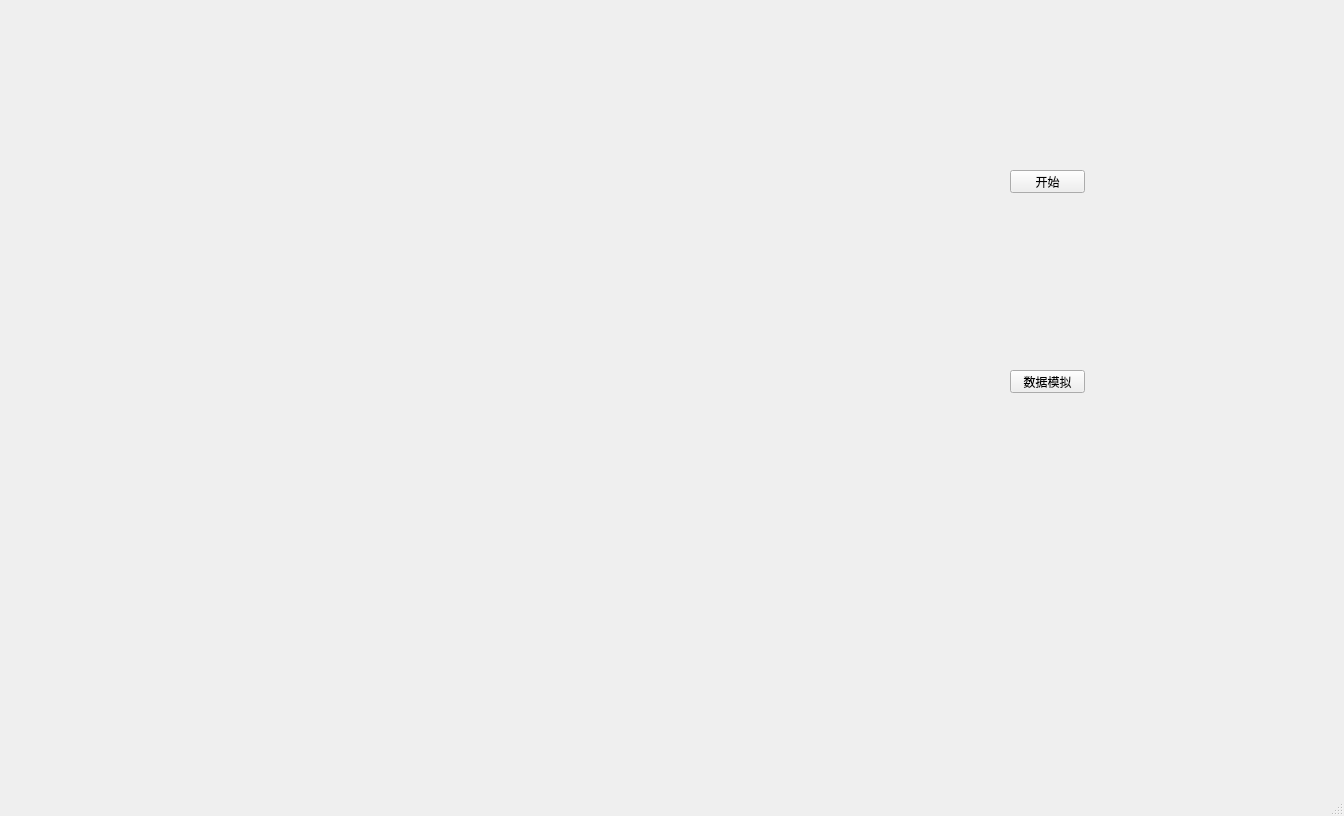
zy-mine/qtpaint, file mainwindow.ui: the form before one commit.
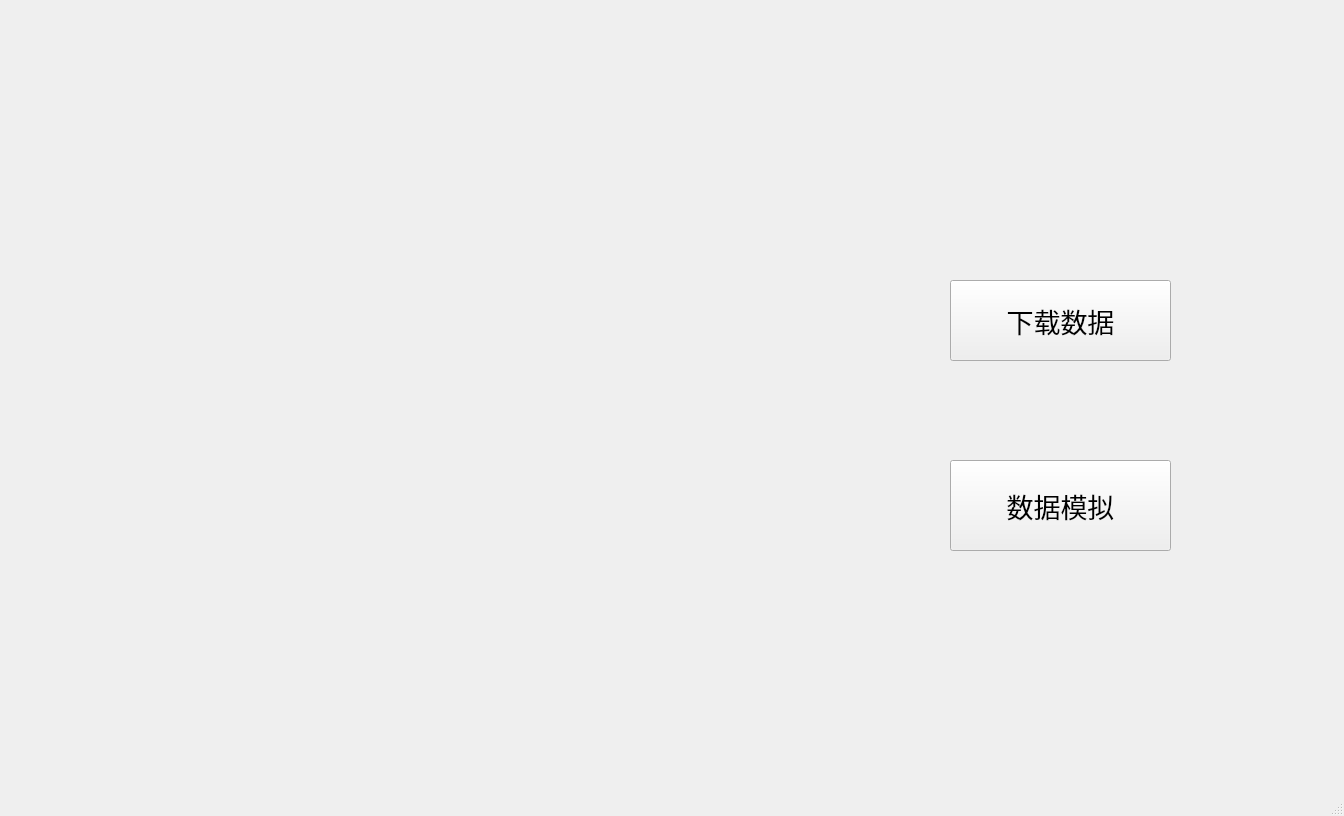
The form after the commit. Custom widgets are drawn as their Qt base class.

Commit message: 美化了界面和按钮

The edit to the form file:
```diff
--- a/mainwindow.ui
+++ b/mainwindow.ui
@@ -33,34 +33,44 @@
    <widget class="QWidget" name="widget_2" native="true">
     <property name="geometry">
      <rect>
-      <x>990</x>
-      <y>140</y>
-      <width>120</width>
-      <height>331</height>
+      <x>870</x>
+      <y>200</y>
+      <width>371</width>
+      <height>451</height>
      </rect>
     </property>
     <widget class="QPushButton" name="pushButton">
      <property name="geometry">
       <rect>
-       <x>20</x>
-       <y>30</y>
-       <width>75</width>
-       <height>23</height>
+       <x>80</x>
+       <y>80</y>
+       <width>221</width>
+       <height>81</height>
       </rect>
      </property>
+     <property name="font">
+      <font>
+       <pointsize>20</pointsize>
+      </font>
+     </property>
      <property name="text">
-      <string>开始</string>
+      <string>下载数据</string>
      </property>
     </widget>
     <widget class="QPushButton" name="update_button">
      <property name="geometry">
       <rect>
-       <x>20</x>
-       <y>230</y>
-       <width>75</width>
-       <height>23</height>
+       <x>80</x>
+       <y>260</y>
+       <width>221</width>
+       <height>91</height>
       </rect>
      </property>
+     <property name="font">
+      <font>
+       <pointsize>20</pointsize>
+      </font>
+     </property>
      <property name="text">
       <string>数据模拟</string>
      </property>
@@ -69,8 +79,8 @@
    <widget class="SwitchBtn" name="widget" native="true">
     <property name="geometry">
      <rect>
-      <x>890</x>
-      <y>40</y>
+      <x>870</x>
+      <y>90</y>
       <width>371</width>
       <height>81</height>
      </rect>
```
The commit also changes 2 other files.
